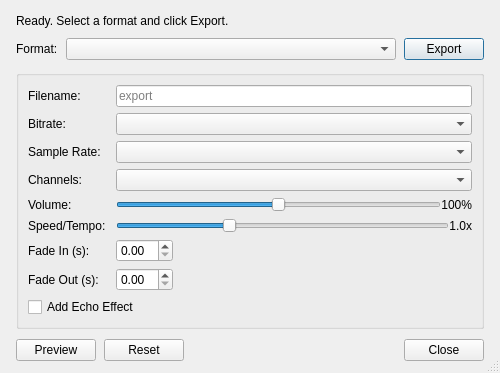
Above: src/audioexportdialog.ui from keshavbhatt/glate-ng before the change. Below: the same form after it.
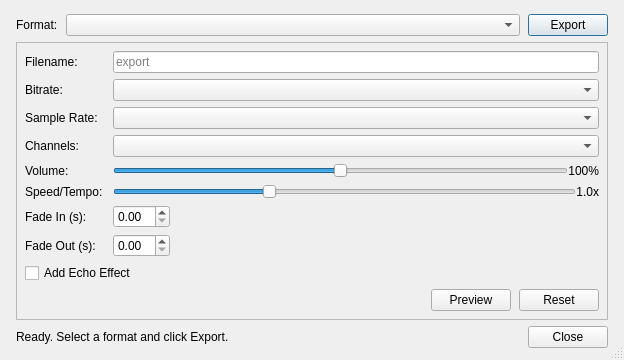
That is the form after the change.

Commit message: feat: enhance audio export dialog with advanced options and improved export notifications

Diff of the .ui file:
```diff
--- a/src/audioexportdialog.ui
+++ b/src/audioexportdialog.ui
@@ -3,26 +3,31 @@
  <class>AudioExportDialog</class>
  <widget class="QDialog" name="AudioExportDialog">
   <property name="geometry">
-   <rect><x>0</x><y>0</y><width>500</width><height>260</height></rect>
+   <rect>
+    <x>0</x>
+    <y>0</y>
+    <width>624</width>
+    <height>92</height>
+   </rect>
   </property>
   <property name="windowTitle"><string>Export Audio</string></property>
   <property name="sizeGripEnabled"><bool>true</bool></property>
   <layout class="QVBoxLayout" name="mainLayout">
-   <property name="spacing"><number>10</number></property>
-   <property name="leftMargin"><number>16</number></property>
-   <property name="topMargin"><number>14</number></property>
-   <property name="rightMargin"><number>16</number></property>
-   <property name="bottomMargin"><number>12</number></property>
-
-   <!-- Status -->
-   <item>
-    <widget class="QLabel" name="statusLabel">
-     <property name="text"><string>Ready. Select a format and click Export.</string></property>
-     <property name="wordWrap"><bool>true</bool></property>
-    </widget>
-   </item>
-
-   <!-- Quick export row -->
+   <property name="spacing">
+    <number>6</number>
+   </property>
+   <property name="leftMargin">
+    <number>16</number>
+   </property>
+   <property name="topMargin">
+    <number>14</number>
+   </property>
+   <property name="rightMargin">
+    <number>16</number>
+   </property>
+   <property name="bottomMargin">
+    <number>12</number>
+   </property>
    <item>
     <layout class="QHBoxLayout" name="quickRow">
      <property name="spacing"><number>8</number></property>
@@ -53,12 +58,35 @@
 
    <!-- Advanced options group -->
    <item>
-    <widget class="QGroupBox" name="advancedGroup">
-     <property name="title"><string/></property>
-     <property name="visible"><bool>false</bool></property>
+    <widget class="QFrame" name="advancedGroup">
+     <property name="visible">
+      <bool>false</bool>
+     </property>
+     <property name="frameShape">
+      <enum>QFrame::Shape::StyledPanel</enum>
+     </property>
+     <property name="frameShadow">
+      <enum>QFrame::Shadow::Sunken</enum>
+     </property>
      <layout class="QFormLayout" name="advancedForm">
-      <property name="horizontalSpacing"><number>10</number></property>
-      <property name="verticalSpacing"><number>6</number></property>
+      <property name="horizontalSpacing">
+       <number>10</number>
+      </property>
+      <property name="verticalSpacing">
+       <number>6</number>
+      </property>
+      <property name="leftMargin">
+       <number>8</number>
+      </property>
+      <property name="topMargin">
+       <number>8</number>
+      </property>
+      <property name="rightMargin">
+       <number>8</number>
+      </property>
+      <property name="bottomMargin">
+       <number>8</number>
+      </property>
       <item row="0" column="0">
        <widget class="QLabel" name="fnLabel">
         <property name="text"><string>Filename:</string></property>
@@ -190,36 +218,73 @@
         <property name="text"><string>Add Echo Effect</string></property>
        </widget>
       </item>
+      <item row="9" column="0" colspan="2">
+       <layout class="QHBoxLayout" name="advancedActionsRow">
+        <property name="spacing">
+         <number>8</number>
+        </property>
+        <item>
+         <spacer name="advActionsSpacer">
+          <property name="orientation">
+           <enum>Qt::Orientation::Horizontal</enum>
+          </property>
+          <property name="sizeHint" stdset="0">
+           <size>
+            <width>40</width>
+            <height>0</height>
+           </size>
+          </property>
+         </spacer>
+        </item>
+        <item>
+         <widget class="QPushButton" name="previewBtn">
+          <property name="text">
+           <string>Preview</string>
+          </property>
+          <property name="toolTip">
+           <string>Render with current settings and play back</string>
+          </property>
+         </widget>
+        </item>
+        <item>
+         <widget class="QPushButton" name="resetBtn">
+          <property name="text">
+           <string>Reset</string>
+          </property>
+          <property name="toolTip">
+           <string>Reset all settings to defaults</string>
+          </property>
+         </widget>
+        </item>
+       </layout>
+      </item>
      </layout>
     </widget>
    </item>
-
-   <item><spacer name="vSpacer"><property name="orientation"><enum>Qt::Vertical</enum></property><property name="sizeHint" stdset="0"><size><width>0</width><height>8</height></size></property></spacer></item>
-
-   <!-- Bottom row -->
    <item>
     <layout class="QHBoxLayout" name="bottomRow">
      <property name="spacing"><number>8</number></property>
      <item>
-      <widget class="QPushButton" name="previewBtn">
-       <property name="text"><string>Preview</string></property>
+      <widget class="QLabel" name="statusLabel">
+       <property name="text">
+        <string>Ready. Select a format and click Export.</string>
+       </property>
+       <property name="wordWrap">
+        <bool>true</bool>
+       </property>
       </widget>
      </item>
-     <item>
-      <widget class="QPushButton" name="resetBtn">
-       <property name="text"><string>Reset</string></property>
-       <property name="toolTip"><string>Reset all settings to defaults</string></property>
-      </widget>
-     </item>
-     <item>
-      <spacer name="bottomSpacer">
-       <property name="orientation"><enum>Qt::Horizontal</enum></property>
-       <property name="sizeHint" stdset="0"><size><width>40</width><height>0</height></size></property>
-      </spacer>
-     </item>
      <item>
       <widget class="QPushButton" name="closeBtn">
-       <property name="text"><string>Close</string></property>
+       <property name="sizePolicy">
+        <sizepolicy hsizetype="Maximum" vsizetype="Fixed">
+         <horstretch>0</horstretch>
+         <verstretch>0</verstretch>
+        </sizepolicy>
+       </property>
+       <property name="text">
+        <string>Close</string>
+       </property>
       </widget>
      </item>
     </layout>
```
Left out of the diff: 179 changed lines with no effect on the pictures. The commit also changes 1 other file.
